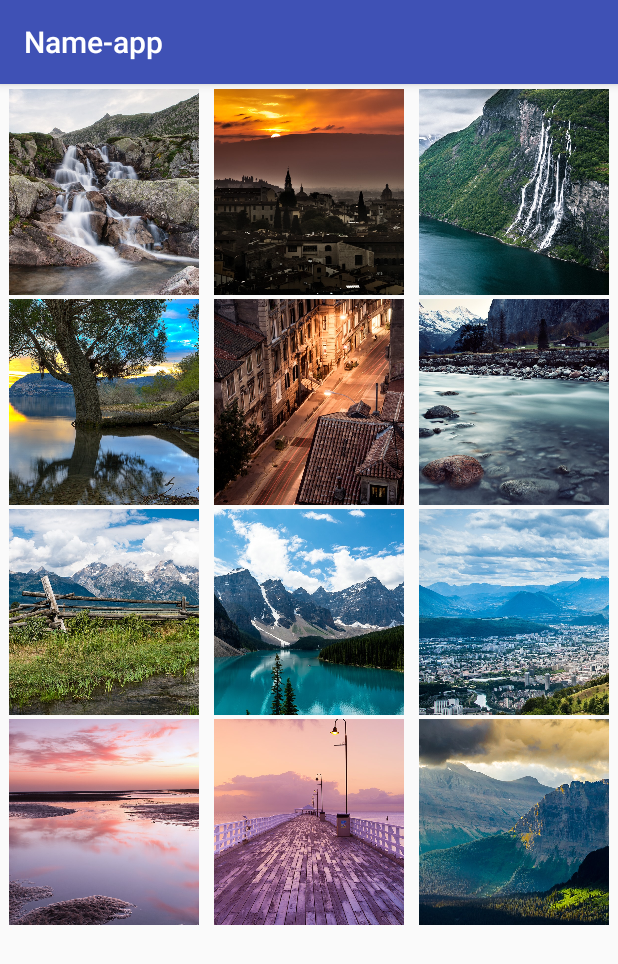
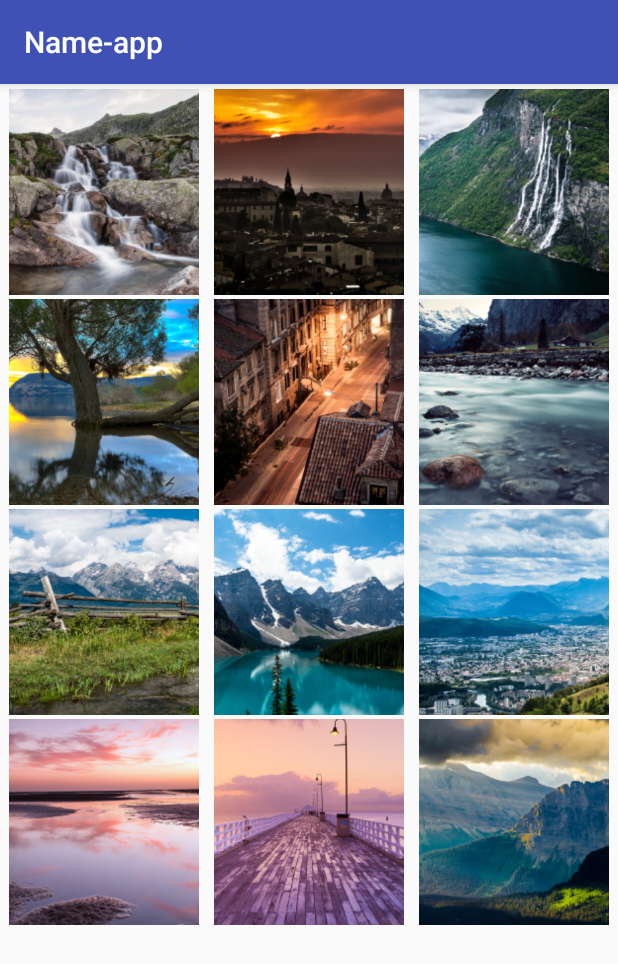
Before and after one commit to Ferdizz/DAT153_Oblig1, an Android app: the GalleryActivity screen opened directly, with no data from a screen before it, on a phone screen of 412 x 824 dp. Shown: the top 964 px of the screen. Run offline under Robolectric (Android 15) with nearby library versions, the phone set to English and light mode, and no system bars.

Commit message:
Fixed image downscaling

```diff
--- a/app/src/main/java/no/hvl/nameapp/ImageAdapter.java
+++ b/app/src/main/java/no/hvl/nameapp/ImageAdapter.java
@@ -11,6 +11,7 @@ import android.widget.ImageView;
 
 public class ImageAdapter extends BaseAdapter{
     private Context context;
+    private Util util = new Util();
 
     public Integer[] images = {
             R.drawable.img1, R.drawable.img2,
@@ -44,7 +45,7 @@ public class ImageAdapter extends BaseAdapter{
     public View getView(int i, View view, ViewGroup viewGroup) {
 
         int pixels = getScreenWidth() / 3;
-        Log.i("Width", pixels + "");
+//        Log.i("Width", pixels + "");
 
         ImageView imgView;
         if(view == null){
@@ -56,7 +57,11 @@ public class ImageAdapter extends BaseAdapter{
             imgView = (ImageView) view;
         }
 
-        imgView.setImageResource(images[i]);
+//        imgView.setImageResource(images[i]);
+//        imgView.setImageBitmap(
+//                util.decodeSampledBitmapFromResource(context.getResources(), images[i], pixels, pixels)
+//        );
+        imgView.setImageBitmap(util.getDecodedBitmap(context.getResources(), images[i]));
         return imgView;
 
 //        imgView.setImageBitmap(util.compressImage(images[i]));
--- a/app/src/main/java/no/hvl/nameapp/Util.java
+++ b/app/src/main/java/no/hvl/nameapp/Util.java
@@ -1,6 +1,7 @@
 package no.hvl.nameapp;
 
 import android.content.Context;
+import android.content.res.Resources;
 import android.graphics.Bitmap;
 import android.graphics.BitmapFactory;
 import android.graphics.drawable.BitmapDrawable;
@@ -12,24 +13,70 @@ import java.io.ByteArrayOutputStream;
 
 public class Util {
 
-    private Context context;
+//    private Context context;
 
-    public Util(Context c){
-        context = c;
-    }
+//    public Util(Context c){
+//        context = c;
+//    }
 
-    public Bitmap compressImage(Integer img) {
+//    public Bitmap compressImage(Integer img) {
+//
+//        Bitmap original = ((BitmapDrawable) ContextCompat.getDrawable(context, img)).getBitmap();
+//        ByteArrayOutputStream out = new ByteArrayOutputStream();
+//
+//        original.compress(Bitmap.CompressFormat.JPEG, 0, out);
+//        Bitmap compressed = BitmapFactory.decodeStream(new ByteArrayInputStream(out.toByteArray()));
+//
+//        Log.e("Original size", original.getByteCount() + "");
+//        Log.e("Compressed size", compressed.getByteCount() + "");
+//
+//        return compressed;
+//    }
 
-        Bitmap original = ((BitmapDrawable) ContextCompat.getDrawable(context, img)).getBitmap();
-        ByteArrayOutputStream out = new ByteArrayOutputStream();
+//    public Bitmap decodeSampledBitmapFromResource(Resources res, int resId, int reqWidth, int reqHeight){
+//
+//        // First decode with inJustDecodeBounds=true to check dimensions
+//        final BitmapFactory.Options options = new BitmapFactory.Options();
+//        options.inJustDecodeBounds = true;
+//        BitmapFactory.decodeResource(res, resId, options);
+//
+//        // Calculate inSampleSize
+//        options.inSampleSize = calculateInSampleSize(options, reqWidth, reqHeight);
+//
+//        // Decode bitmap with inSampleSize set
+//        options.inJustDecodeBounds = false;
+//        Log.e("Width", options.outWidth + "");
+//        Log.e("Height", options.outHeight + "");
+//        return BitmapFactory.decodeResource(res, resId, options);
+//    }
+//
+//    public int calculateInSampleSize(
+//            BitmapFactory.Options options, int reqWidth, int reqHeight) {
+//        // Raw height and width of image
+//        final int height = options.outHeight;
+//        final int width = options.outWidth;
+//        int inSampleSize = 1;
+//
+//        if (height > reqHeight || width > reqWidth) {
+//
+//            final int halfHeight = height / 2;
+//            final int halfWidth = width / 2;
+//
+//            // Calculate the largest inSampleSize value that is a power of 2 and keeps both
+//            // height and width larger than the requested height and width.
+//            while ((halfHeight / inSampleSize) >= reqHeight
+//                    && (halfWidth / inSampleSize) >= reqWidth) {
+//                inSampleSize *= 2;
+//            }
+//        }
+//
+//        return inSampleSize;
+//    }
 
-        original.compress(Bitmap.CompressFormat.JPEG, 0, out);
-        Bitmap compressed = BitmapFactory.decodeStream(new ByteArrayInputStream(out.toByteArray()));
-
-        Log.e("Original size", original.getByteCount() + "");
-        Log.e("Compressed size", compressed.getByteCount() + "");
-
-        return compressed;
+    public Bitmap getDecodedBitmap(Resources res, int resId){
+        BitmapFactory.Options opts = new BitmapFactory.Options();
+        opts.inSampleSize = 4;
+        return BitmapFactory.decodeResource(res, resId, opts);
     }
 
 }
```
